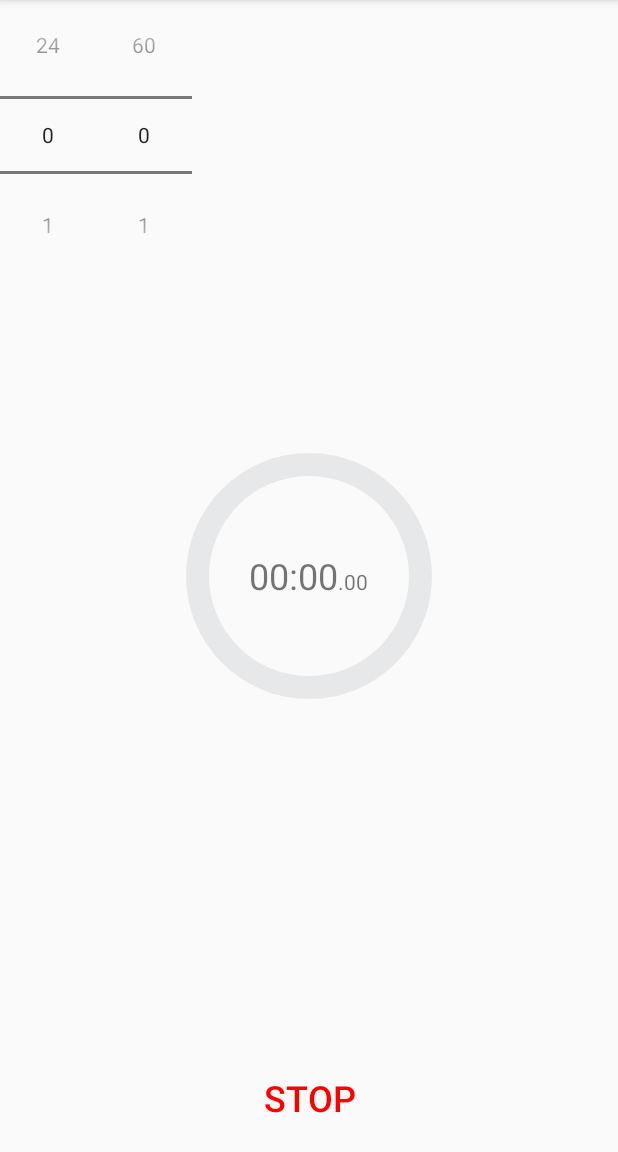
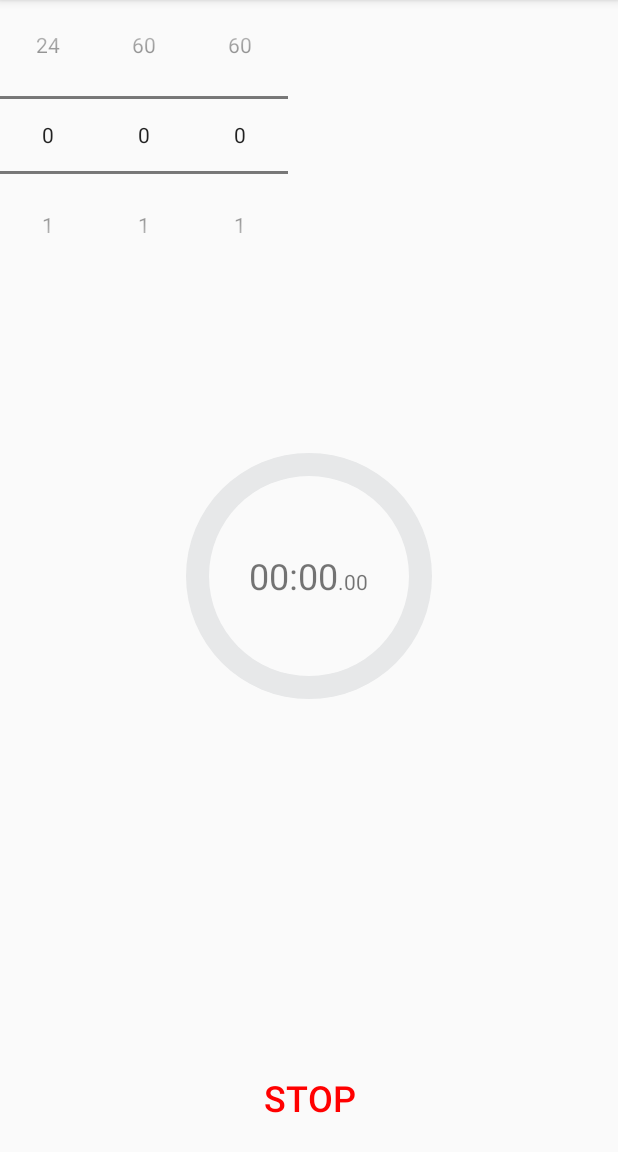
Before and after one commit to ThitiBobo/A-tuto-BombProject--minuteur-, an Android app: the screen it shows after launch (MainActivity), after a tap on "START", on a phone screen of 412 x 824 dp, the part 84-1236 px from its top. Run offline under Robolectric (Android 15) with nearby library versions, the phone set to English and light mode, and no system bars.

Commit message:
rotation de l'ecran, ca marche git add app/src/main/res/*

```diff
--- a/app/src/main/java/com/thiti/bombproject/DisplayProgressBar.java
+++ b/app/src/main/java/com/thiti/bombproject/DisplayProgressBar.java
@@ -68,7 +68,7 @@ public class DisplayProgressBar implements TimeDisplay {
         mHours = (int)time % 60;
         time = time / 60;
 
-        mStatusProgress = new Integer(((mMinute / 60) * mTimeProgress.getMax()));
+        //mStatusProgress = mSeconde;
         //mStatusProgress = mTimeProgress.getMax() - 15;
     }
 
--- a/app/src/main/java/com/thiti/bombproject/MainActivity.java
+++ b/app/src/main/java/com/thiti/bombproject/MainActivity.java
@@ -2,6 +2,7 @@ package com.thiti.bombproject;
 
 import android.content.res.ColorStateList;
 import android.graphics.Color;
+import android.os.PersistableBundle;
 import android.support.v7.app.AppCompatActivity;
 import android.os.Bundle;
 import android.view.View;
@@ -10,25 +11,27 @@ import android.widget.NumberPicker;
 import android.widget.ProgressBar;
 import android.widget.TextView;
 
-public class MainActivity extends AppCompatActivity {
+public class MainActivity extends AppCompatActivity implements View.OnClickListener {
 
     private NumberPicker mNumberPickerMinute;
     private NumberPicker mNumberPickerHeure;
+    private NumberPicker mNumberPickerSeconde;
     private ProgressBar mProgressBar;
     private TextView mPrimaryText;
     private TextView mSecondaryText;
     private Button mStartButton;
 
     private MyClock mClock;
-    private boolean mClockActif;
+    private TimeDisplay mDisplay;
 
     @Override
     protected void onCreate(Bundle savedInstanceState) {
         super.onCreate(savedInstanceState);
         setContentView(R.layout.activity_main);
 
-        mNumberPickerHeure = (NumberPicker)findViewById(R.id.numberPicker1);
-        mNumberPickerMinute = (NumberPicker)findViewById(R.id.numberPicker2);
+        mNumberPickerHeure = (NumberPicker)findViewById(R.id.activity_main_hour_np);
+        mNumberPickerMinute = (NumberPicker)findViewById(R.id.activity_main_minute_np);
+        mNumberPickerSeconde = (NumberPicker)findViewById(R.id.activity_main_seconde_np);
         mProgressBar = (ProgressBar)findViewById(R.id.activity_main_time_progressbar);
         mSecondaryText = (TextView)findViewById(R.id.activity_main_secondary_text);
         mPrimaryText = (TextView)findViewById(R.id.activity_main_primary_text);
@@ -42,33 +45,61 @@ public class MainActivity extends AppCompatActivity {
         mNumberPickerMinute.setMaxValue(60);
         mNumberPickerMinute.setWrapSelectorWheel(true);
 
+        mNumberPickerSeconde.setMinValue(0);
+        mNumberPickerSeconde.setMaxValue(60);
+        mNumberPickerSeconde.setWrapSelectorWheel(true);
+
         mStartButton.setTextColor(Color.rgb(0,150,0));
 
-        mClock = new MyClock(
-                this,
-                new DisplayProgressBar(mProgressBar,mPrimaryText,mSecondaryText),
-                0
-        );
-        mClockActif = false;
+        mDisplay = new DisplayProgressBar(mProgressBar,mPrimaryText,mSecondaryText);
 
-        mStartButton.setOnClickListener(new View.OnClickListener() {
+        mStartButton.setOnClickListener(this);
+
+    }
+
     @Override
     public void onClick(View view) {
-                if (!mClockActif){
-                    mClock.setTime(mNumberPickerMinute.getValue()*60*100);
+        if (mClock == null){
+            mClock = new MyClock(this,mDisplay,0);
+            mClock.setTime(getTime());
             mClock.execute();
             mStartButton.setTextColor(Color.RED);
             mStartButton.setText("Stop");
-                    mClockActif = true;
         }
         else{
             mClock.cancel(true);
+            mClock = null;
             mStartButton.setTextColor(Color.rgb(0,150,0));
             mStartButton.setText("Start");
-                    mClockActif = false;
         }
     }
-        });
+
+    @Override
+    public void onSaveInstanceState(Bundle outState) {
+        if(mClock != null){
+           mClock.cancel(true);
+        }
+        super.onSaveInstanceState(outState);
+        outState.putLong("time",mClock.getTime());
 
     }
+
+    @Override
+    protected void onRestoreInstanceState(Bundle savedInstanceState) {
+        super.onRestoreInstanceState(savedInstanceState);
+
+        mClock = new MyClock(this,mDisplay,0);
+        mClock.setTime(savedInstanceState.getLong("time",0));
+        mClock.execute();
+        mStartButton.setTextColor(Color.RED);
+        mStartButton.setText("Stop");
+
     }
+
+    private long getTime(){
+        long time = mNumberPickerHeure.getValue();
+        time = time * 60 + mNumberPickerMinute.getValue();
+        time = time * 60 + mNumberPickerSeconde.getValue();
+        return time * 100;
+    }
+}
--- a/app/src/main/java/com/thiti/bombproject/MyClock.java
+++ b/app/src/main/java/com/thiti/bombproject/MyClock.java
@@ -18,6 +18,8 @@ public class MyClock extends AsyncTask {
     public void setTime(long time){
         mTime = time;
     }
+
+    public long getTime(){return  mTime;}
 
     public MyClock(Context context,TimeDisplay timeDisplay,long time){
         cContext = context;
@@ -57,7 +59,5 @@ public class MyClock extends AsyncTask {
     }
 
     @Override
-    protected void onCancelled(Object o) {
-        Toast.makeText(cContext, "Stop", Toast.LENGTH_SHORT).show();
-    }
+    protected void onCancelled(Object o) { mTimeDisplay.display(0);}
 }
--- a/app/src/main/res/drawable/progressbar_states.xml
+++ b/app/src/main/res/drawable/progressbar_states.xml
@@ -11,7 +11,7 @@
         </shape>
     </item>
     <item android:id="@android:id/progress">
-        <clip android:clipOrientation="vertical" android:gravity="bottom">
+        <clip android:clipOrientation="horizontal" android:gravity="bottom">
             <shape
                 android:innerRadiusRatio="3"
                 android:shape="ring"
--- a/app/src/main/res/layout/activity_main.xml
+++ b/app/src/main/res/layout/activity_main.xml
@@ -31,16 +31,23 @@
             android:orientation="horizontal">
 
             <NumberPicker
-                android:id="@+id/numberPicker1"
+                android:id="@+id/activity_main_hour_np"
                 android:layout_width="wrap_content"
                 android:layout_height="wrap_content"
                 />
 
             <NumberPicker
-                android:id="@+id/numberPicker2"
+                android:id="@+id/activity_main_minute_np"
                 android:layout_width="wrap_content"
                 android:layout_height="wrap_content"
                 />
+
+            <NumberPicker
+                android:id="@+id/activity_main_seconde_np"
+                android:layout_width="wrap_content"
+                android:layout_height="wrap_content"
+                />
+
         </LinearLayout>
 
         <RelativeLayout
@@ -60,7 +67,8 @@
                 android:layout_width="wrap_content"
                 android:layout_height="wrap_content"
                 android:layout_centerInParent="true"
-                android:orientation="horizontal">
+                android:orientation="horizontal"
+                android:id="@+id/linearLayout2">
 
                 <TextView
                     android:id="@+id/activity_main_primary_text"
```
Lines whose indentation alone changed are shown as unchanged.
